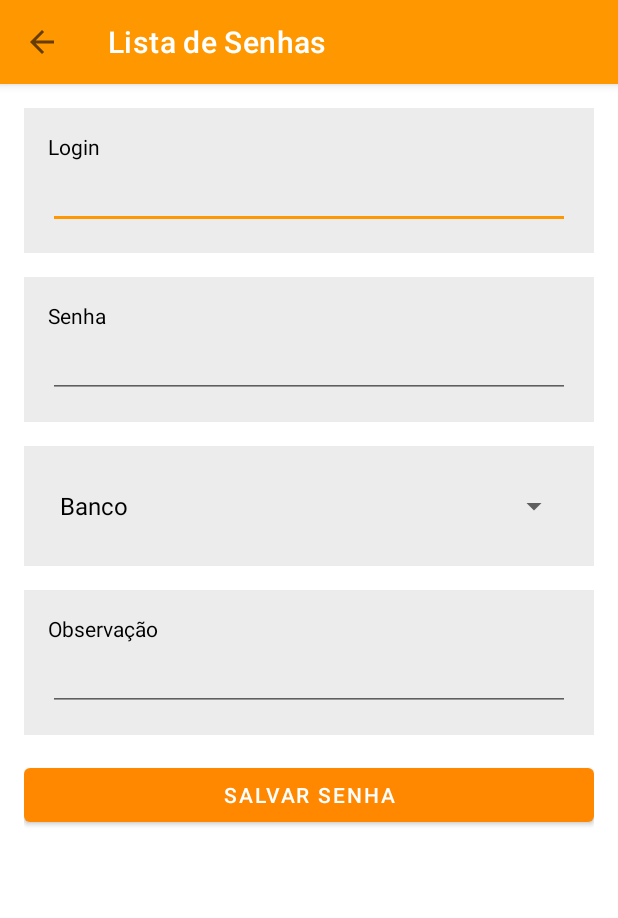
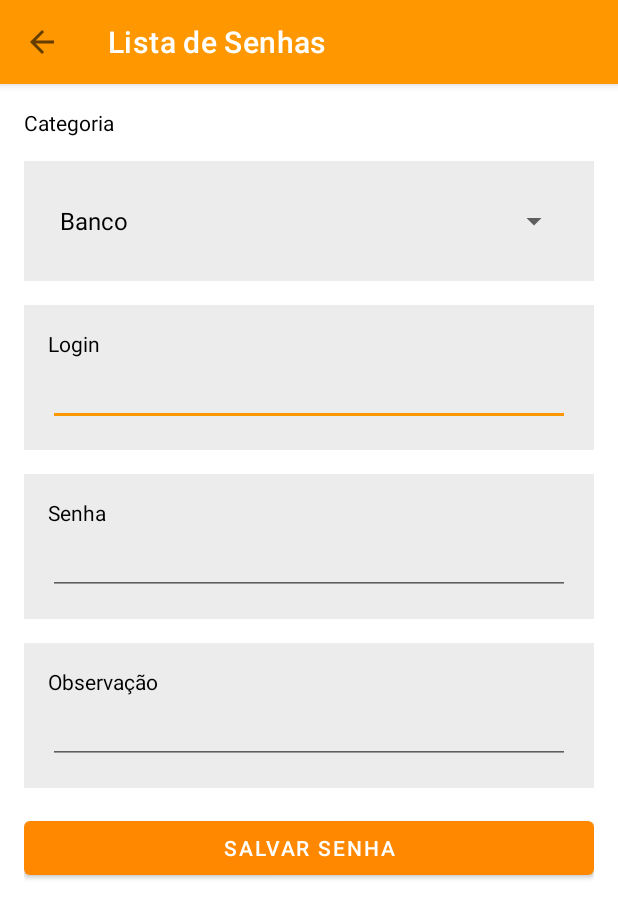
Before and after one commit to dariosalles/dio_kotlin_minhassenhas, an Android app: the SenhaActivity screen opened directly, with no data from a screen before it, on a phone screen of 412 x 824 dp. Shown: the top 918 px of the screen. Run offline under Robolectric (Android 15) with nearby library versions, the phone set to English and light mode, and no system bars.

Commit message:
Feature - Scroll View

```diff
--- a/app/src/main/java/com/dsxweb/minhassenhas/feature/senha/SenhaActivity.kt
+++ b/app/src/main/java/com/dsxweb/minhassenhas/feature/senha/SenhaActivity.kt
@@ -99,16 +99,13 @@ class SenhaActivity : BaseActivity() {
         val login = etLogin.text.toString()
         val senhav = etSenha.text.toString()
         val scategoria = catSelecionado
-        //val categoria = etCategoria.text.toString()
         val obs = etObs.text.toString()
-
-        //println(scategoria)
 
         val senha = Password(
             idSenha,
             login,
             senhav,
-            catSelecionado,
+            scategoria,
             obs
         )
 
--- a/app/src/main/res/layout/activity_senha.xml
+++ b/app/src/main/res/layout/activity_senha.xml
@@ -1,14 +1,21 @@
 <?xml version="1.0" encoding="utf-8"?>
-<FrameLayout
+
+<ScrollView
     xmlns:android="http://schemas.android.com/apk/res/android"
     xmlns:app="http://schemas.android.com/apk/res-auto"
-    xmlns:tools="http://schemas.android.com/tools"
     android:layout_width="match_parent"
     android:layout_height="match_parent">
+
+<FrameLayout
+    android:layout_width="match_parent"
+    android:layout_height="match_parent">
+
+
     <LinearLayout
         android:layout_width="match_parent"
         android:layout_height="match_parent"
         android:orientation="vertical">
+
 
         <androidx.appcompat.widget.Toolbar
             android:id="@+id/toolBar"
@@ -16,19 +23,65 @@
             android:layout_height="wrap_content"
             android:background="@color/orange"
             android:elevation="4dp"
-            app:titleTextColor="#FFFFFF" />
+            app:titleTextColor="@color/white" />
 
         <LinearLayout
             android:layout_width="match_parent"
             android:layout_height="match_parent"
-            android:padding="16dp"
-            android:orientation="vertical">
+            android:orientation="vertical"
+            android:padding="16dp">
+
+            <TextView
+                android:layout_width="wrap_content"
+                android:layout_height="wrap_content"
+                android:text="Categoria"
+                android:textColor="@color/black" />
+
+            <LinearLayout
+                android:id="@+id/layout_spinner"
+                android:layout_width="match_parent"
+                android:layout_height="wrap_content"
+                android:layout_marginTop="16dp"
+                android:background="#ECECEC"
+                android:orientation="vertical"
+                android:padding="16dp">
+
+                <Spinner
+
+                    android:id="@+id/sp_categoria"
+                    android:layout_width="match_parent"
+                    android:layout_height="wrap_content" />
+            </LinearLayout>
+
+            <!--            <LinearLayout-->
+            <!--                android:id="@+id/layout_categoria"-->
+            <!--                android:layout_width="match_parent"-->
+            <!--                android:layout_height="wrap_content"-->
+            <!--                android:layout_marginTop="16dp"-->
+            <!--                android:background="#ECECEC"-->
+            <!--                android:orientation="vertical"-->
+            <!--                android:padding="16dp">-->
+
+            <!--                <TextView-->
+            <!--                    android:layout_width="wrap_content"-->
+            <!--                    android:layout_height="wrap_content"-->
+            <!--                    android:text="Categoria"-->
+            <!--                    android:textColor="@color/black" />-->
+
+            <!--                <EditText-->
+            <!--                    android:id="@+id/etCategoria"-->
+            <!--                    android:layout_width="match_parent"-->
+            <!--                    android:layout_height="wrap_content"-->
+            <!--                    android:textColor="@color/black" />-->
+
+            <!--            </LinearLayout>-->
 
             <LinearLayout
                 android:layout_width="match_parent"
                 android:layout_height="wrap_content"
                 android:background="#ECECEC"
                 android:orientation="vertical"
+                android:layout_marginTop="16dp"
                 android:padding="16dp">
 
                 <TextView
@@ -63,49 +116,10 @@
                     android:id="@+id/etSenha"
                     android:layout_width="match_parent"
                     android:layout_height="wrap_content"
-                    android:textColor="@color/black"
-                    android:inputType="textPassword"/>
+                    android:inputType="textPassword"
+                    android:textColor="@color/black" />
 
             </LinearLayout>
-
-            <LinearLayout
-                android:id="@+id/layout_spinner"
-                android:layout_width="match_parent"
-                android:layout_height="wrap_content"
-                android:layout_marginTop="16dp"
-                android:background="#ECECEC"
-                android:orientation="vertical"
-                android:padding="16dp">
-
-                <Spinner
-
-                    android:id="@+id/sp_categoria"
-                    android:layout_width="match_parent"
-                    android:layout_height="wrap_content" />
-            </LinearLayout>
-
-<!--            <LinearLayout-->
-<!--                android:id="@+id/layout_categoria"-->
-<!--                android:layout_width="match_parent"-->
-<!--                android:layout_height="wrap_content"-->
-<!--                android:layout_marginTop="16dp"-->
-<!--                android:background="#ECECEC"-->
-<!--                android:orientation="vertical"-->
-<!--                android:padding="16dp">-->
-
-<!--                <TextView-->
-<!--                    android:layout_width="wrap_content"-->
-<!--                    android:layout_height="wrap_content"-->
-<!--                    android:text="Categoria"-->
-<!--                    android:textColor="@color/black" />-->
-
-<!--                <EditText-->
-<!--                    android:id="@+id/etCategoria"-->
-<!--                    android:layout_width="match_parent"-->
-<!--                    android:layout_height="wrap_content"-->
-<!--                    android:textColor="@color/black" />-->
-
-<!--            </LinearLayout>-->
 
             <LinearLayout
                 android:layout_width="match_parent"
@@ -129,6 +143,7 @@
 
             </LinearLayout>
 
+
             <Button
                 android:id="@+id/btnSalvarSenha"
                 android:layout_width="match_parent"
@@ -144,9 +159,9 @@
                 android:text="Excluir senha" />
 
 
+        </LinearLayout>
 
 
-        </LinearLayout>
 
     </LinearLayout>
     <ProgressBar
@@ -155,4 +170,8 @@
         android:visibility="gone"
         android:id="@+id/progress"
         android:layout_gravity="center" />
+
+
 </FrameLayout>
+
+</ScrollView>
```
Also changed, not shown: app/src/main/res/layout/activity_login.xml (+35 -27 lines).
